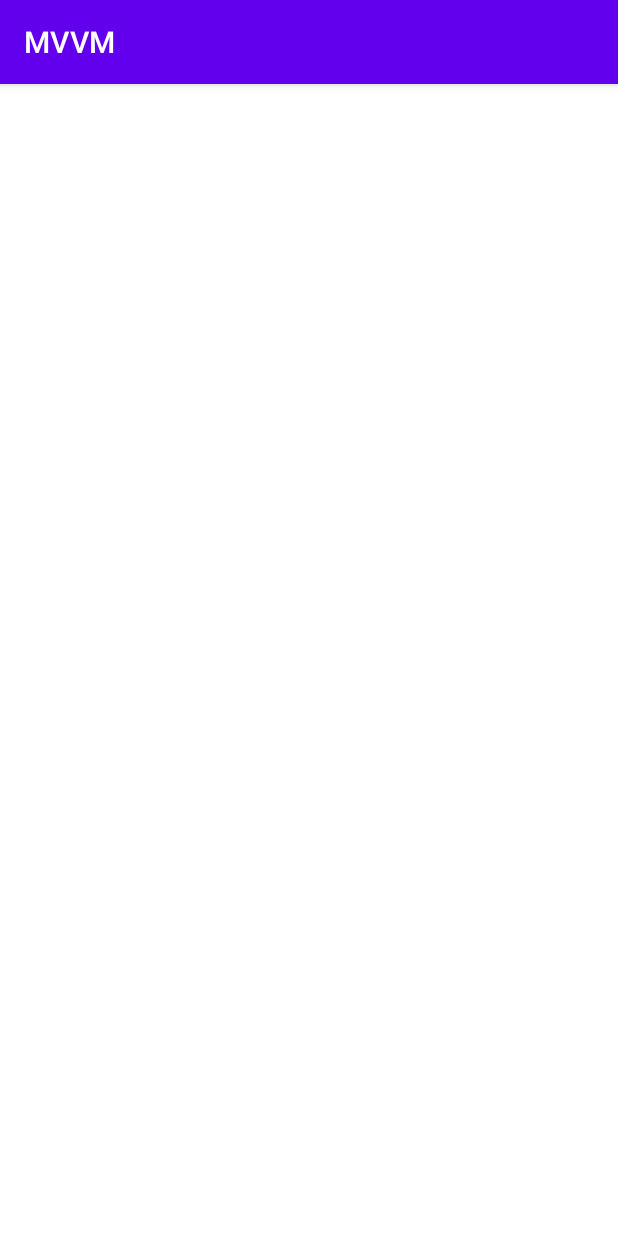
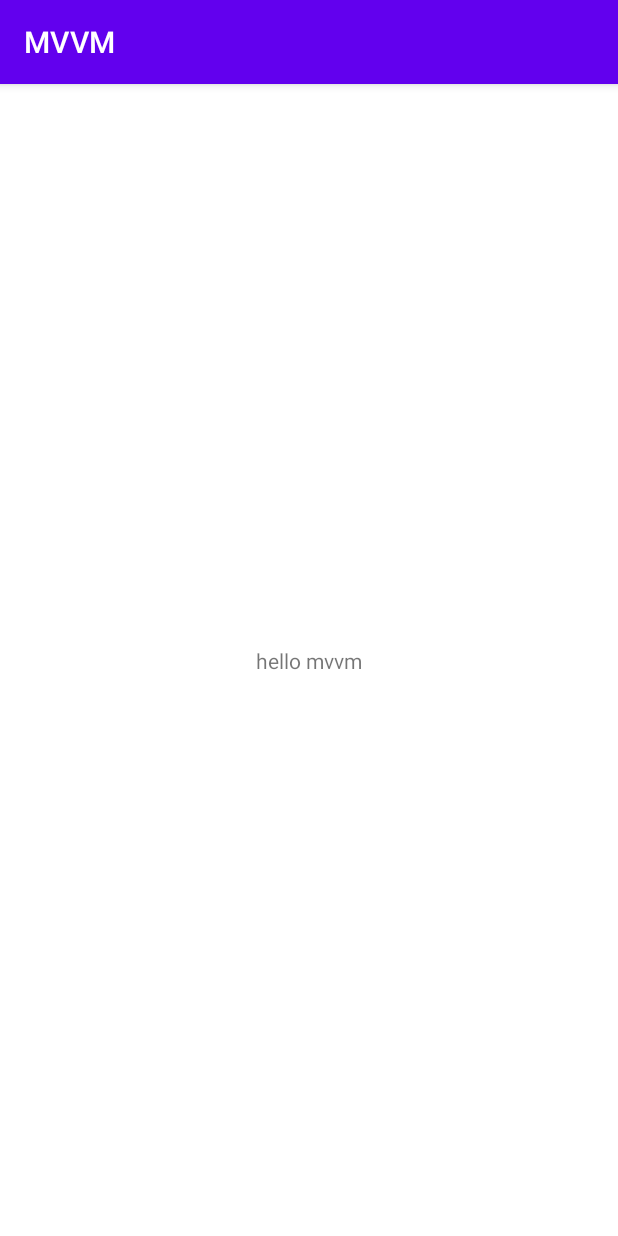
Before and after one commit to MosiVahidiMoghadam/MVVM, an Android app: the screen it shows after launch (MainActivity), on a phone screen of 412 x 824 dp. Run offline under Robolectric (Android 15) with nearby library versions, the phone set to English and light mode, and no system bars; our stand-ins replace data binding.

Commit message:
end stop 1

```diff
--- a/app/src/main/java/com/example/mvvm/MainActivity.kt
+++ b/app/src/main/java/com/example/mvvm/MainActivity.kt
@@ -2,13 +2,19 @@ package com.example.mvvm
 
 import androidx.appcompat.app.AppCompatActivity
 import android.os.Bundle
+import androidx.databinding.DataBindingUtil
+import com.example.mvvm.databinding.ActivityMainBinding
 
 class MainActivity : AppCompatActivity() {
+
+    private lateinit var binding : ActivityMainBinding
+
     override fun onCreate(savedInstanceState: Bundle?) {
         super.onCreate(savedInstanceState)
-        setContentView(R.layout.activity_main)
+        //setContentView(R.layout.activity_main)
 
-
+        binding = DataBindingUtil.setContentView(this,R.layout.activity_main)
+        binding.number = "hello mvvm"
 
     }
 }
```
Also changed, not shown: 2 other files.
